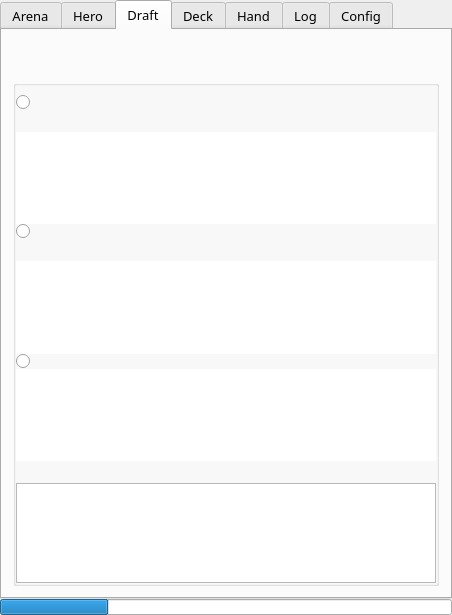
First picture: the form in mainwindow.ui, repository supertriodo/Arena-Tracker, before the edit.
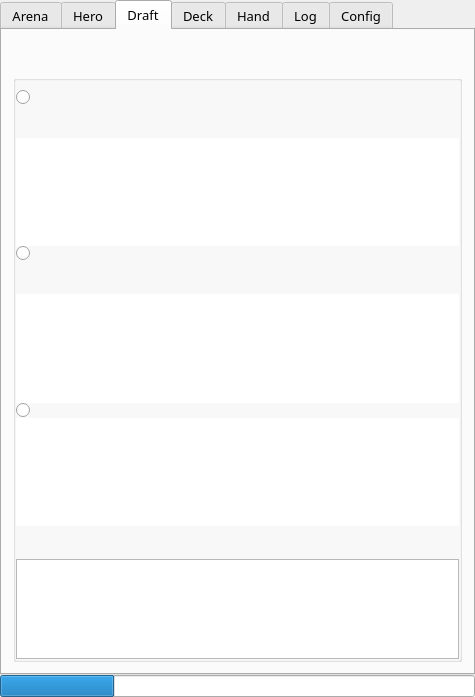
Second picture: the form after the edit. The open tabs and pages were chosen to show the change. Icons and pictures are not drawn. Custom widgets are drawn as their Qt base class.

Commit message: Set font size in pixels for cards.

What changed in the file:
```diff
--- a/mainwindow.ui
+++ b/mainwindow.ui
@@ -6,8 +6,8 @@
    <rect>
     <x>0</x>
     <y>0</y>
-    <width>452</width>
-    <height>615</height>
+    <width>475</width>
+    <height>697</height>
    </rect>
   </property>
   <property name="windowTitle">
@@ -58,6 +58,9 @@
           <string>Arena</string>
          </attribute>
          <layout class="QVBoxLayout" name="tabArenalLayout">
+          <property name="spacing">
+           <number>5</number>
+          </property>
           <property name="topMargin">
            <number>45</number>
           </property>
@@ -192,6 +195,11 @@
            </widget>
           </item>
           <item>
+           <layout class="QVBoxLayout" name="verticalLayoutRewards">
+            <property name="spacing">
+             <number>0</number>
+            </property>
+            <item>
            <layout class="QHBoxLayout" name="horizontalLayoutRewards1">
             <item>
              <widget class="QLineEdit" name="lineEditGold">
@@ -291,6 +299,9 @@
           </item>
           <item>
            <layout class="QHBoxLayout" name="horizontalLayoutRewards2">
+              <property name="spacing">
+               <number>5</number>
+              </property>
             <item>
              <widget class="QLineEdit" name="lineEditPack">
               <property name="sizePolicy">
@@ -429,6 +440,8 @@
            </layout>
           </item>
          </layout>
+          </item>
+         </layout>
         </widget>
         <widget class="QWidget" name="tabHero">
          <attribute name="title">
@@ -668,7 +681,7 @@
          </attribute>
          <layout class="QVBoxLayout" name="verticalLayout_6">
           <property name="topMargin">
-           <number>50</number>
+           <number>45</number>
           </property>
           <item>
            <widget class="QGroupBox" name="groupBoxDraft">
@@ -733,6 +746,11 @@
                  <verstretch>0</verstretch>
                 </sizepolicy>
                </property>
+               <property name="font">
+                <font>
+                 <pointsize>18</pointsize>
+                </font>
+               </property>
                <property name="text">
                 <string/>
                </property>
@@ -767,6 +785,12 @@
                <property name="frameShape">
                 <enum>QFrame::NoFrame</enum>
                </property>
+               <property name="verticalScrollBarPolicy">
+                <enum>Qt::ScrollBarAlwaysOff</enum>
+               </property>
+               <property name="horizontalScrollBarPolicy">
+                <enum>Qt::ScrollBarAlwaysOff</enum>
+               </property>
               </widget>
              </item>
              <item>
@@ -790,6 +814,11 @@
                  <verstretch>0</verstretch>
                 </sizepolicy>
                </property>
+               <property name="font">
+                <font>
+                 <pointsize>18</pointsize>
+                </font>
+               </property>
                <property name="text">
                 <string/>
                </property>
@@ -821,6 +850,12 @@
                <property name="frameShape">
                 <enum>QFrame::NoFrame</enum>
                </property>
+               <property name="verticalScrollBarPolicy">
+                <enum>Qt::ScrollBarAlwaysOff</enum>
+               </property>
+               <property name="horizontalScrollBarPolicy">
+                <enum>Qt::ScrollBarAlwaysOff</enum>
+               </property>
               </widget>
              </item>
              <item>
@@ -859,6 +894,12 @@
                <property name="frameShape">
                 <enum>QFrame::NoFrame</enum>
                </property>
+               <property name="verticalScrollBarPolicy">
+                <enum>Qt::ScrollBarAlwaysOff</enum>
+               </property>
+               <property name="horizontalScrollBarPolicy">
+                <enum>Qt::ScrollBarAlwaysOff</enum>
+               </property>
               </widget>
              </item>
              <item>
@@ -869,6 +910,11 @@
                  <verstretch>0</verstretch>
                 </sizepolicy>
                </property>
+               <property name="font">
+                <font>
+                 <pointsize>18</pointsize>
+                </font>
+               </property>
                <property name="text">
                 <string/>
                </property>
@@ -922,7 +968,7 @@
            <number>0</number>
           </property>
           <property name="topMargin">
-           <number>45</number>
+           <number>40</number>
           </property>
           <property name="rightMargin">
            <number>0</number>
@@ -1146,11 +1192,14 @@
           <string>Hand</string>
          </attribute>
          <layout class="QVBoxLayout" name="tabEnemyLayout">
+          <property name="spacing">
+           <number>5</number>
+          </property>
           <property name="leftMargin">
            <number>0</number>
           </property>
           <property name="topMargin">
-           <number>45</number>
+           <number>40</number>
           </property>
           <property name="rightMargin">
            <number>0</number>
@@ -1237,7 +1286,7 @@
               <rect>
                <x>0</x>
                <y>0</y>
-               <width>414</width>
+               <width>437</width>
                <height>701</height>
               </rect>
              </property>
```
Lines whose indentation alone changed are shown as unchanged. The commit also changes 4 other files.
